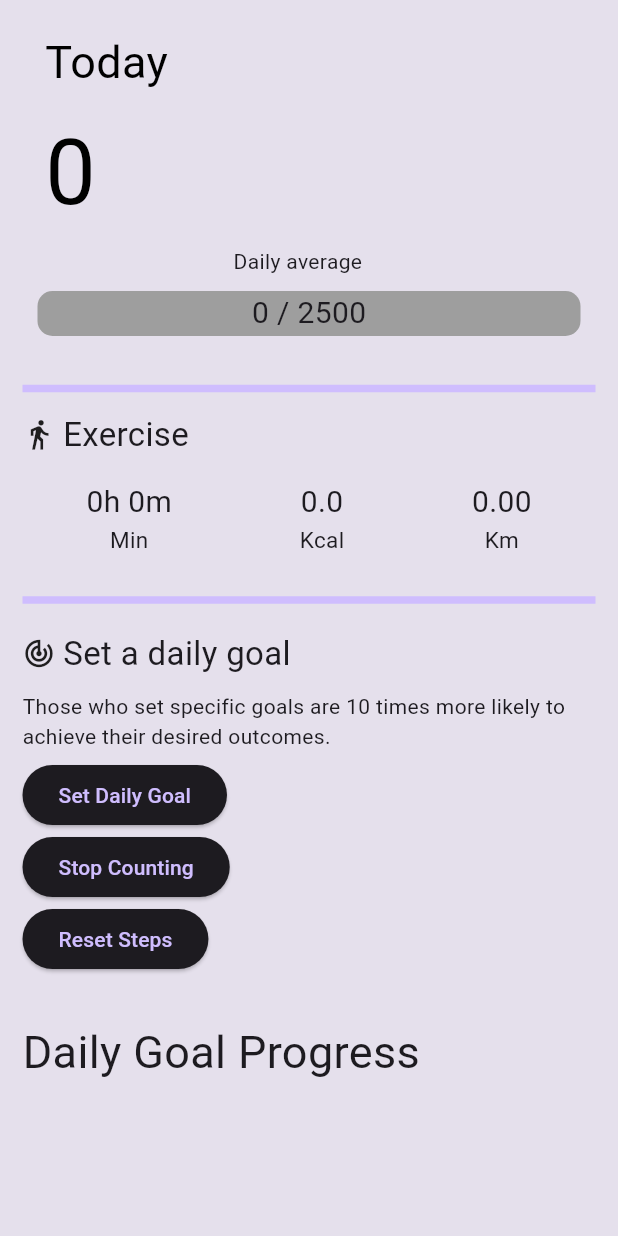
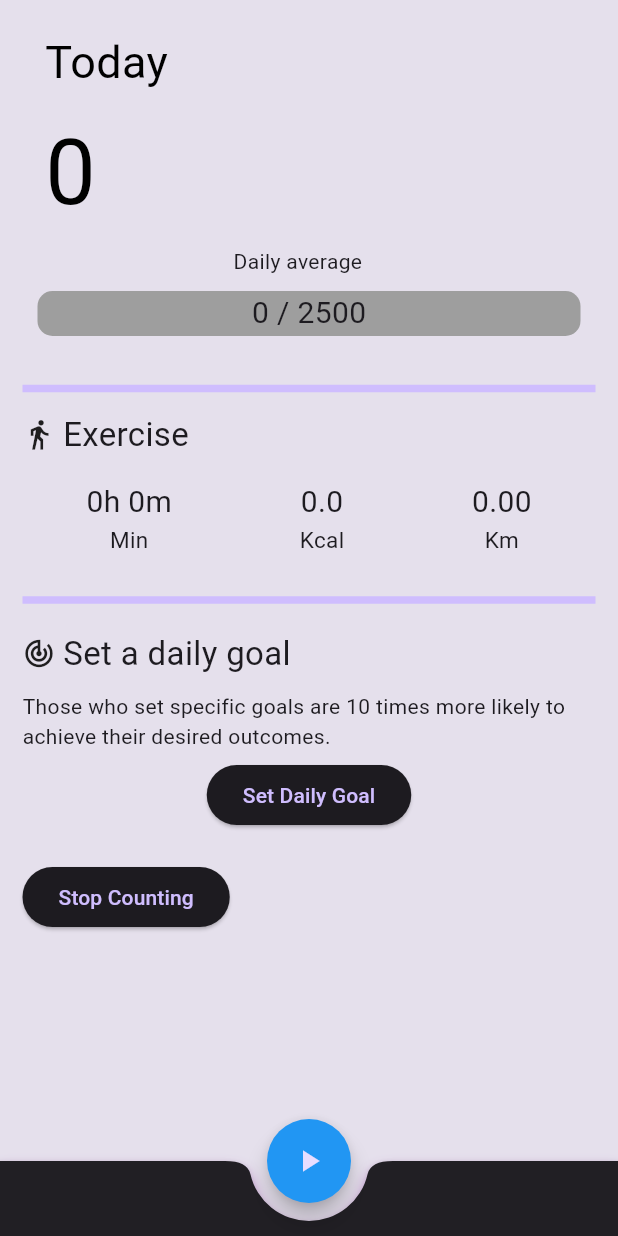
Before and after one commit to khumoyunABD/pedometer_app, a Flutter app: the screen it shows after launch, on a phone screen of 412 x 824 dp. Run offline on Flutter 3.47's test engine with Material 3 defaults, Android fonts, the phone set to English and light mode, and no system bars; drawn by our look-alikes of percent_indicator; our stand-ins replace get_storage, google_fonts, pedometer.

Commit message:
floating button

```diff
--- a/lib/home.dart
+++ b/lib/home.dart
@@ -419,9 +419,12 @@ class _HomeScreenState extends State<HomeScreen> {
                   const SizedBox(
                     height: 5,
                   ),
-                  ElevatedButton(
-                    onPressed: _showGoalDialog,
-                    child: const Text('Set Daily Goal'),
+                  Container(
+                    alignment: Alignment.center,
+                    child: ElevatedButton(
+                      onPressed: _showGoalDialog,
+                      child: const Text('Set Daily Goal'),
+                    ),
                   ),
 
                   // const Text(
@@ -470,33 +473,44 @@ class _HomeScreenState extends State<HomeScreen> {
                   //         : const TextStyle(fontSize: 20, color: Colors.red),
                   //   ),
                   // ),
-                  // const SizedBox(height: 20),
+                  const SizedBox(height: 20),
                   ElevatedButton(
                     onPressed: toggleCounting,
                     child:
                         Text(_isCounting ? 'Stop Counting' : 'Start Counting'),
                   ),
-                  ElevatedButton(
-                    onPressed: resetSteps,
-                    child: const Text('Reset Steps'),
-                  ),
+                  //reset button
                   // ElevatedButton(
-                  //   onPressed: _showGoalDialog,
-                  //   child: const Text('Set Daily Goal'),
+                  //   onPressed: resetSteps,
+                  //   child: const Text('Reset Steps'),
                   // ),
-                  const SizedBox(
-                    height: 30,
-                  ),
-                  const Text(
-                    'Daily Goal Progress',
-                    style: TextStyle(fontSize: 30),
-                  ),
-                  const SizedBox(
-                    height: 10,
-                  ),
+
+                  // Big Icon Button at the bottom center
+                  // Align(
+                  //   alignment: Alignment.bottomCenter,
+                  //   child: Padding(
+                  //     padding: const EdgeInsets.all(20.0),
+                  //     child: ElevatedButton(
+                  //       onPressed: () {
+                  //         // Handle button press
+                  //       },
+                  //       style: ElevatedButton.styleFrom(
+                  //         shape: const CircleBorder(),
+                  //         padding: const EdgeInsets.all(
+                  //             24), // Adjust the padding as needed
+                  //         backgroundColor: Colors.blue, // Background color
+                  //       ),
+                  //       child: const Icon(
+                  //         Icons.add,
+                  //         size: 50, // Adjust the icon size as needed
+                  //         color: Colors.white,
+                  //       ),
+                  //     ),
+                  //   ),
+                  // ),
 
                   const SizedBox(
-                    height: 50,
+                    height: 130,
                   ),
                 ],
               ),
@@ -504,6 +518,26 @@ class _HomeScreenState extends State<HomeScreen> {
           ),
         ),
       ),
+      floatingActionButton: FloatingActionButton(
+        onPressed: () {
+          // Handle button press
+        },
+        backgroundColor: Colors.blue,
+        shape: const CircleBorder(),
+        child: const Icon(Icons.play_arrow),
+        // Adjust the size of the button if needed
+      ),
+      floatingActionButtonLocation: FloatingActionButtonLocation.centerDocked,
+      bottomNavigationBar: BottomAppBar(
+        height: 50,
+        shadowColor: Colors.purpleAccent,
+        shape: const CircularNotchedRectangle(),
+        //shape: const ,
+        notchMargin: 12.0,
+        child: Container(
+          height: 20.0,
+        ),
+      ),
     );
   }
 }
```
